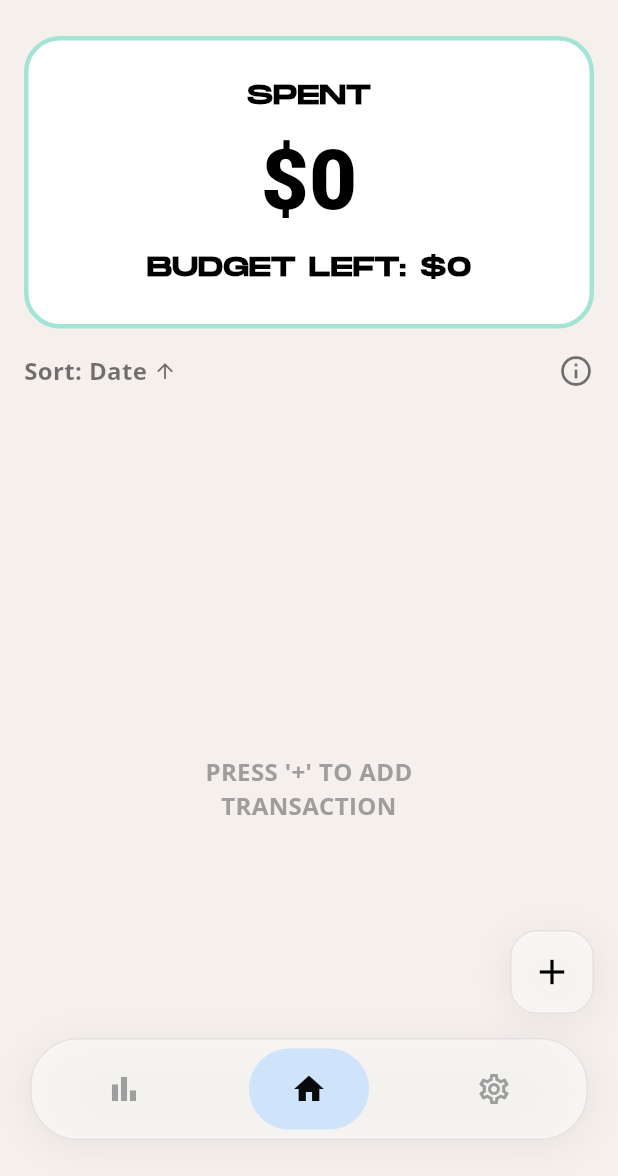
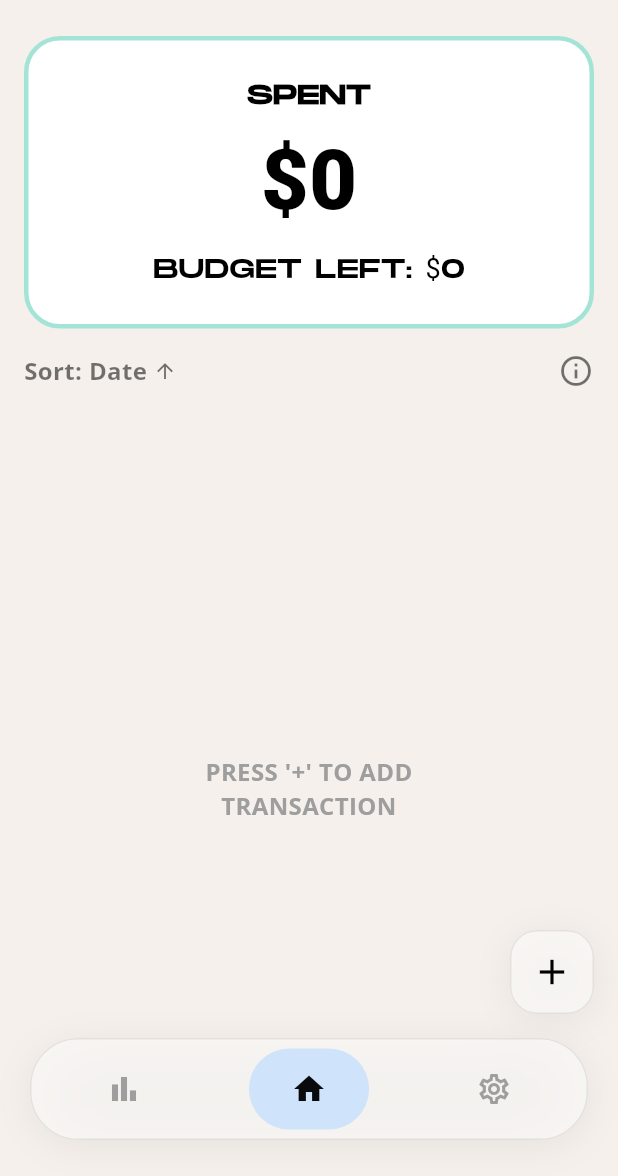
Before and after one commit to ngoleminhphuc1011/RADIX-finance-tracker-app, a Flutter app: the screen it shows after launch, on a phone screen of 412 x 824 dp, the part 60-1236 px from its top. Run offline on Flutter 3.47's test engine with Material 3 defaults, Android fonts, the phone set to English and light mode, and no system bars; our stand-ins replace fl_chart, google_fonts, shared_preferences, sqflite, sqflite_common_ffi_web; accounts and stored records are empty; Roboto replaces fonts that are missing (MonumentExtended-Bold).

Commit message:
fix: currency font size

```diff
--- a/lib/core/theme/app_typography.dart
+++ b/lib/core/theme/app_typography.dart
@@ -31,8 +31,9 @@ class AppTypography {
     double? height,
     TextDecoration? decoration,
   }) {
-    final double? adjustedSize =
-        fontSize != null ? (fontSize + sizeBoost) : null;
+    final double? adjustedSize = fontSize != null
+        ? (fontSize + sizeBoost)
+        : null;
     return GoogleFonts.openSans(
       fontSize: adjustedSize,
       fontWeight: resolveBoldWeight(fontWeight, fallback: FontWeight.bold),
--- a/lib/core/theme/currency_provider.dart
+++ b/lib/core/theme/currency_provider.dart
@@ -41,12 +41,53 @@ class CurrencyInfo {
     );
   }
 
+  static final NumberFormat _formatter = NumberFormat('#,###');
+
   /// Formats double to a rounded whole integer with the currency symbol.
   /// Prevents any values below 0.
   String format(double amount) {
     if (amount < 0) amount = 0;
-    final formatter = NumberFormat('#,###');
-    return '$symbol${formatter.format(amount.round())}';
+    return '$symbol${_formatter.format(amount.round())}';
+  }
+
+  /// Formats double to a rounded whole integer without the currency symbol.
+  /// Prevents any values below 0.
+  String formatNumber(double amount) {
+    if (amount < 0) amount = 0;
+    return _formatter.format(amount.round());
+  }
+
+  /// Builds a refined TextSpan pairing the currency symbol and the primary number styling.
+  TextSpan buildSpan({
+    required double amount,
+    required TextStyle numberStyle,
+    TextStyle? symbolStyle,
+    double symbolRatio = 1.0,
+    FontWeight? symbolWeight,
+    String prefix = '',
+  }) {
+    final double baseFontSize = numberStyle.fontSize ?? 16.0;
+    final Color? color = numberStyle.color;
+
+    return TextSpan(
+      style: TextStyle(textBaseline: TextBaseline.alphabetic, color: color),
+      children: [
+        if (prefix.isNotEmpty) TextSpan(text: prefix, style: numberStyle),
+        TextSpan(
+          text: symbol,
+          style:
+              symbolStyle ??
+              TextStyle(
+                fontFamily: null,
+                fontSize: baseFontSize * symbolRatio,
+                fontWeight:
+                    symbolWeight ?? numberStyle.fontWeight ?? FontWeight.normal,
+                color: color,
+              ),
+        ),
+        TextSpan(text: formatNumber(amount), style: numberStyle),
+      ],
+    );
   }
 
   /// Static helper for currency conversion.
--- /dev/null
+++ b/lib/core/widgets/radix_currency_text.dart
@@ -0,0 +1,92 @@
+import 'package:flutter/material.dart';
+import '../theme/app_color_locker.dart';
+import '../theme/currency_provider.dart';
+
+/// A standardized typography component for displaying currency values across RADIX.
+///
+/// Ensures currency symbols and numerical amounts have equal font size and uniform styling
+/// along the alphabetic baseline, while preserving raw numbers and clean system glyph fallback.
+class RadixCurrencyText extends StatelessWidget {
+  final double amount;
+  final String? currencySymbol;
+  final double fontSize;
+  final FontWeight fontWeight;
+  final Color? color;
+  final String? fontFamily;
+  final String? prefix;
+  final bool? isExpense;
+  final double symbolRatio;
+  final FontWeight? symbolWeight;
+  final String? formattedAmount;
+  final TextAlign? textAlign;
+  final int? maxLines;
+  final TextOverflow? overflow;
+
+  const RadixCurrencyText({
+    super.key,
+    required this.amount,
+    this.currencySymbol,
+    this.fontSize = 16.0,
+    this.fontWeight = FontWeight.w700,
+    this.color,
+    this.fontFamily,
+    this.prefix,
+    this.isExpense,
+    this.symbolRatio = 1.0,
+    this.symbolWeight,
+    this.formattedAmount,
+    this.textAlign,
+    this.maxLines,
+    this.overflow,
+  });
+
+  @override
+  Widget build(BuildContext context) {
+    final locker = AppColorLocker.of(context);
+    final currencyInfo = CurrencyProvider.watch(context);
+    final String symbol = currencySymbol ?? currencyInfo.symbol;
+    final Color effectiveColor = color ?? locker.textPrimary;
+
+    String resolvedPrefix = prefix ?? '';
+    if (prefix == null && isExpense != null) {
+      resolvedPrefix = isExpense! ? '- ' : '+ ';
+    }
+
+    final String numberString =
+        formattedAmount ?? currencyInfo.formatNumber(amount);
+
+    final TextStyle numberStyle = TextStyle(
+      fontFamily: fontFamily,
+      fontSize: fontSize,
+      fontWeight: fontWeight,
+      color: effectiveColor,
+      textBaseline: TextBaseline.alphabetic,
+    );
+
+    final TextStyle symbolStyle = TextStyle(
+      fontFamily: null, // System fallback ensures clean glyph rendering
+      fontSize: fontSize * symbolRatio,
+      fontWeight: symbolWeight ?? fontWeight,
+      color: effectiveColor,
+      textBaseline: TextBaseline.alphabetic,
+    );
+
+    return Text.rich(
+      TextSpan(
+        style: TextStyle(
+          textBaseline: TextBaseline.alphabetic,
+          color: effectiveColor,
+        ),
+        children: [
+          if (resolvedPrefix.isNotEmpty)
+            TextSpan(text: resolvedPrefix, style: numberStyle),
+          TextSpan(text: symbol, style: symbolStyle),
+          TextSpan(text: numberString, style: numberStyle),
+        ],
+      ),
+      textAlign: textAlign,
+      maxLines: maxLines,
+      overflow: overflow,
+    );
+  }
+}
--- a/lib/screens/home/home_screen.dart
+++ b/lib/screens/home/home_screen.dart
@@ -11,6 +11,7 @@ import 'widgets/transaction_tile.dart';
 import 'widgets/edit_morph_dialog.dart';
 import 'widgets/budget_input_dialog.dart';
 import 'widgets/add_transaction_dialog.dart';
+import '../../core/widgets/radix_currency_text.dart';
 
 class HomeScreen extends StatefulWidget {
   final List<TransactionModel> transactions;
@@ -51,17 +52,6 @@ class _HomeScreenState extends State<HomeScreen> {
 
   // -- TextStyles --
   TextStyle get _styleLabelBlack18 => TextStyle(
-    fontFamily: 'MonumentExtended-Regular',
-    fontSize: 18,
-    color: AppColorLocker.of(context).textPrimary,
-  );
-  TextStyle get _styleBalance55 => TextStyle(
-    fontFamily: 'MonumentExtended-Bold',
-    fontSize: 55,
-    fontWeight: FontWeight.w900,
-    color: AppColorLocker.of(context).textPrimary,
-  );
-  TextStyle get _styleBudgetLeft18 => TextStyle(
     fontFamily: 'MonumentExtended-Regular',
     fontSize: 18,
     color: AppColorLocker.of(context).textPrimary,
@@ -302,8 +292,6 @@ class _HomeScreenState extends State<HomeScreen> {
     bool isOverBudget,
     bool isLandscape,
   ) {
-    final currencyInfo = CurrencyProvider.watch(context);
-
     return BounceCard(
       onAnimationComplete: () {
         showBudgetInputDialog(
@@ -334,40 +322,36 @@ class _HomeScreenState extends State<HomeScreen> {
             const SizedBox(height: 4),
             FittedBox(
               fit: BoxFit.scaleDown,
-              child: Text(
-                currencyInfo.format(widget.spent),
-                style: isLandscape
-                    ? _styleBalance55.copyWith(fontSize: 42)
-                    : _styleBalance55,
+              child: RadixCurrencyText(
+                amount: widget.spent,
+                fontSize: isLandscape ? 42 : 55,
+                fontWeight: FontWeight.w900,
+                fontFamily: 'MonumentExtended-Bold',
+                color: locker.textPrimary,
               ),
             ),
             const SizedBox(height: 6),
             FittedBox(
               fit: BoxFit.scaleDown,
-              child: Text(
-                'BUDGET LEFT: ${currencyInfo.format(widget.budgetLeft)}',
-                style:
-                    (isLandscape
-                            ? _styleBudgetLeft18.copyWith(fontSize: 15)
-                            : _styleBudgetLeft18)
-                        .copyWith(
-                          color: isOverBudget
-                              ? _premiumPastelRed
-                              : locker.textPrimary,
-                        ),
+              child: RadixCurrencyText(
+                prefix: 'BUDGET LEFT: ',
+                amount: widget.budgetLeft,
+                fontSize: isLandscape ? 15 : 18,
+                fontWeight: FontWeight.w400,
+                fontFamily: 'MonumentExtended-Regular',
+                color: isOverBudget ? _premiumPastelRed : locker.textPrimary,
               ),
             ),
             if (isOverBudget) ...[
               const SizedBox(height: 6),
               FittedBox(
                 fit: BoxFit.scaleDown,
-                child: Text(
-                  'Overspent by ${currencyInfo.format(widget.spent - widget.monthlyBudget)}',
-                  style: AppTypography.openSans(
+                child: RadixCurrencyText(
+                  prefix: 'Overspent by ',
+                  amount: widget.spent - widget.monthlyBudget,
                   fontSize: 12,
                   fontWeight: FontWeight.bold,
                   color: _premiumPastelRed,
-                  ),
                 ),
               ),
             ],
@@ -661,13 +645,8 @@ class _HomeScreenState extends State<HomeScreen> {
       }
     }
 
-    final currencyInfo = CurrencyProvider.watch(context);
     final int roundedNet = netTotal.round();
     final String sign = roundedNet < 0 ? '-' : (roundedNet > 0 ? '+' : '');
-    final String formattedAmount = currencyInfo.format(
-      roundedNet.abs().toDouble(),
-    );
-    final String dailyTotalText = '$sign$formattedAmount';
 
     final locker = AppColorLocker.of(context);
 
@@ -685,14 +664,12 @@ class _HomeScreenState extends State<HomeScreen> {
               letterSpacing: 1.2,
             ),
           ),
-          Text(
-            dailyTotalText,
-            style: AppTypography.openSans(
+          RadixCurrencyText(
+            prefix: sign,
+            amount: roundedNet.abs().toDouble(),
             fontSize: 12,
             fontWeight: FontWeight.bold,
             color: locker.textTertiary.withValues(alpha: 0.8),
-              letterSpacing: 0.5,
-            ),
           ),
         ],
       ),
--- a/lib/screens/home/instruction_screen.dart
+++ b/lib/screens/home/instruction_screen.dart
@@ -68,8 +68,8 @@ class InstructionScreen extends StatelessWidget {
             icon: Icons.currency_exchange_outlined,
             body:
                 '- Change active currency in Settings (USD, EUR, CNY, VND, etc.).\n'
-                '- Note: Base values will convert and may update when returning.',
-            isWarning: true,
+                '- Note: Base values remain preserved; only the currency symbol changes.',
+            isWarning: false,
           ),
           const SizedBox(height: 28),
 
```
Also changed, not shown: lib/screens/graph/widgets/category_breakdown_list.dart (+10 -10 lines), lib/screens/graph/widgets/category_detail_list.dart (+17 -11 lines), lib/screens/graph/widgets/donut_chart_card.dart (+9 -16 lines), lib/screens/home/widgets/add_transaction_dialog.dart (+12 -1 lines), lib/screens/home/widgets/budget_input_dialog.dart (+11 -4 lines), lib/screens/home/widgets/edit_morph_dialog.dart (+13 -0 lines), lib/screens/home/widgets/transaction_tile.dart (+9 -17 lines), lib/screens/settings/settings_screen.dart (+2 -5 lines). Lines whose indentation alone changed are shown as unchanged.
